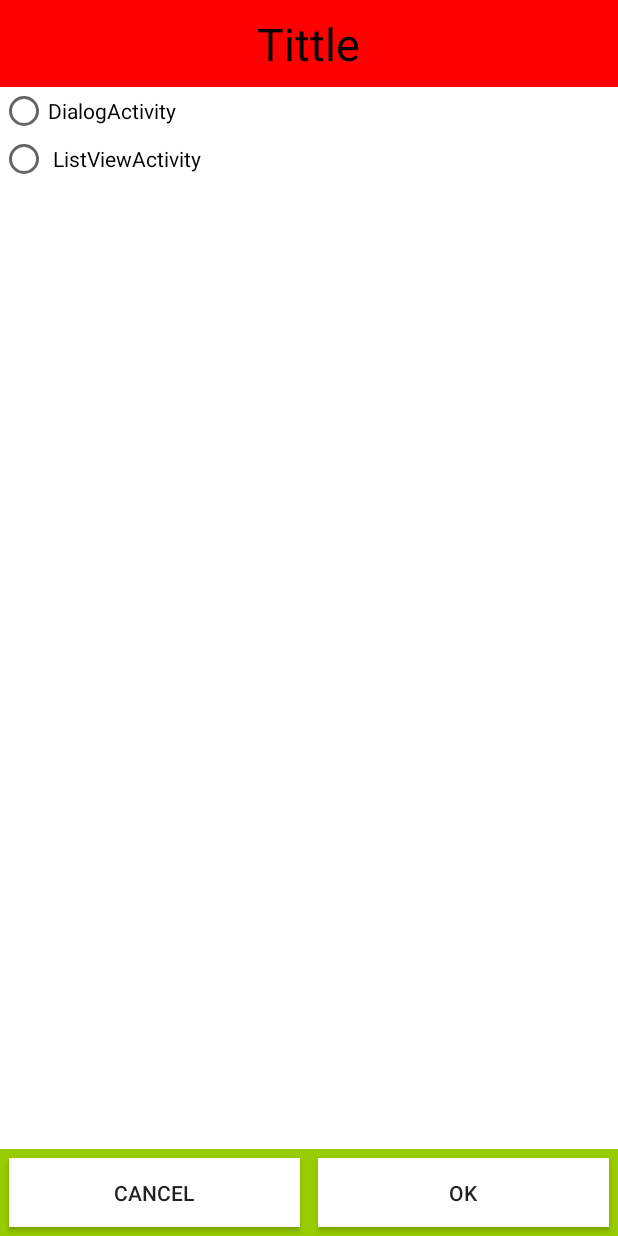
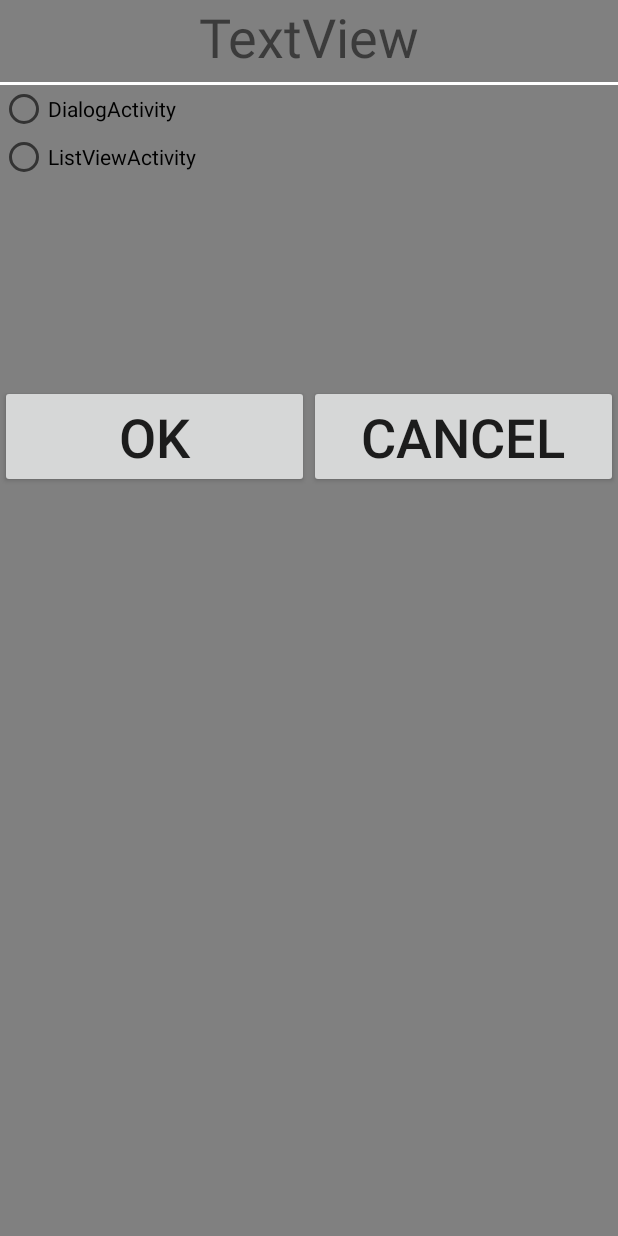
Before and after one commit to rvanterpool2/RuanDemo, an Android app: the layout quiz.xml on its own in the app's theme, with its tools: preview values and no code run, on a phone screen of 412 x 824 dp. Run offline under Robolectric (Android 15) with nearby library versions, the phone set to English and light mode, and no system bars.

Commit message:
second commit

```diff
--- a/app/src/main/java/ruan/ruandemo/AnimatorActivity.java
+++ b/app/src/main/java/ruan/ruandemo/AnimatorActivity.java
@@ -91,7 +91,6 @@ public class AnimatorActivity extends BaseActivity {
         super.onCreate(savedInstanceState);
         setContentView(R.layout.activity_animator);
         ButterKnife.bind(this);
-
         tv.setOnClickListener(new View.OnClickListener() {
             @Override
             public void onClick(View v) {
--- a/app/src/main/res/layout/activity_main.xml
+++ b/app/src/main/res/layout/activity_main.xml
@@ -1,5 +1,6 @@
 <?xml version="1.0" encoding="utf-8"?>
-<RelativeLayout xmlns:android="http://schemas.android.com/apk/res/android"
+<RelativeLayout
+    xmlns:android="http://schemas.android.com/apk/res/android"
     xmlns:tools="http://schemas.android.com/tools"
     android:id="@+id/activity_main"
     android:layout_width="match_parent"
--- a/app/src/main/res/layout/quiz.xml
+++ b/app/src/main/res/layout/quiz.xml
@@ -1,80 +1,55 @@
 <?xml version="1.0" encoding="utf-8"?>
-<RelativeLayout
-    xmlns:android="http://schemas.android.com/apk/res/android"
-    xmlns:app="http://schemas.android.com/apk/res-auto"
-    xmlns:tools="http://schemas.android.com/tools"
+<LinearLayout xmlns:android="http://schemas.android.com/apk/res/android"
+              android:orientation="vertical"
               android:layout_width="match_parent"
               android:layout_height="match_parent"
->
-    <RelativeLayout
-        android:id="@+id/title_bar"
+    android:background="@color/Grey">
+    <TextView
         android:layout_width="match_parent"
-        android:layout_height="58dp"
-        android:background="@color/Red">
-    <TextView
-        android:layout_width="wrap_content"
-        android:layout_height="match_parent"
-        android:text="Tittle"
-        android:textSize="30sp"
+        android:layout_height="wrap_content"
+        android:text="TextView"
+        android:layout_gravity="center"
         android:gravity="center"
-        android:layout_centerInParent="true"
-        android:textColor="@color/Black"/>
-        </RelativeLayout>
-    <FrameLayout
-        android:id="@+id/main_fl"
-        android:layout_height="match_parent"
+        android:textSize="36sp"
+        />
+    <View
         android:layout_width="match_parent"
-        android:layout_below="@id/title_bar"
-        android:layout_above="@id/tool_bar"
-        android:background="@color/White"
-        >
-    <LinearLayout
-        android:layout_width="match_parent"
-        android:layout_height="match_parent">
+        android:layout_height="2dp"
+        android:layout_marginTop="6dp"
+        android:background="@color/White"/>
     <RadioGroup
         android:id="@+id/rdg"
         android:layout_width="match_parent"
-        android:layout_height="350dp">
+        android:layout_height="200dp">
         <RadioButton
             android:id="@+id/rb1"
             android:layout_width="match_parent"
             android:layout_height="wrap_content"
-        android:layout_gravity="center"
             android:text="DialogActivity"/>
         <RadioButton
             android:id="@+id/rb2"
             android:layout_width="match_parent"
             android:layout_height="wrap_content"
-        android:layout_gravity="center"
-        android:text=" ListViewActivity"/>
+            android:text="ListViewActivity"/>
     </RadioGroup>
-    </LinearLayout>
-    </FrameLayout>
     <LinearLayout
-        android:id="@+id/tool_bar"
         android:layout_width="match_parent"
-        android:layout_height="58dp"
-        android:layout_alignParentBottom="true"
-        android:background="@android:color/holo_green_light">
-
+        android:layout_height="wrap_content"
+        android:orientation="horizontal">
     <Button
-        android:id="@+id/bt_cancel"
-        android:layout_width="0dp"
-        android:onClick="onClick"
-        android:layout_height="match_parent"
+        android:id="@+id/dialog_ok2"
+        android:layout_width="match_parent"
+        android:layout_weight="1"
+        android:layout_height="wrap_content"
+        android:text="OK"
+        android:textSize="36sp"/>
+    <Button
+        android:id="@+id/dialog_cancel"
+        android:layout_width="match_parent"
+        android:layout_height="wrap_content"
         android:layout_weight="1"
         android:text="Cancel"
-        android:layout_margin="6dp"
-        android:background="@color/White"/>
-    <Button
-        android:id="@+id/bt_ok"
-        android:onClick="onClick"
-        android:text="OK"
-        android:layout_width="0dp"
-        android:layout_height="match_parent"
-        android:layout_weight="1"
-        android:layout_margin="6dp"
-        android:background="@color/White"/>
+        android:textSize="36sp"/>
         </LinearLayout>
 
-</RelativeLayout>
+</LinearLayout>
```
Also changed, not shown: app/src/main/AndroidManifest.xml (+9 -2 lines), app/src/main/java/ruan/ruandemo/LoginActivity.java (added, +394 -0 lines), app/src/main/java/ruan/ruandemo/MainActivity.java (+28 -20 lines), app/src/main/java/ruan/ruandemo/Quiz_4.java (+5 -36 lines), app/src/main/java/ruan/ruandemo/dialog/Quiz4.java (+23 -31 lines), app/src/main/res/layout/activity_login.xml (added, +77 -0 lines), app/src/main/res/values/strings.xml (+14 -0 lines). Lines whose indentation alone changed are shown as unchanged.
